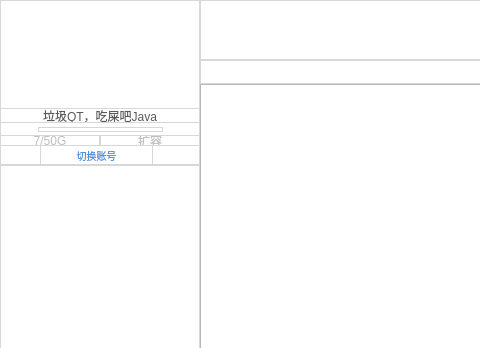
Qt form src/controller/mainwindow.ui (iMageChans/HalalCloud) before a commit; both pictures show x 0 to 480 and y 0 to 348 of the 980 by 700 pixel window.
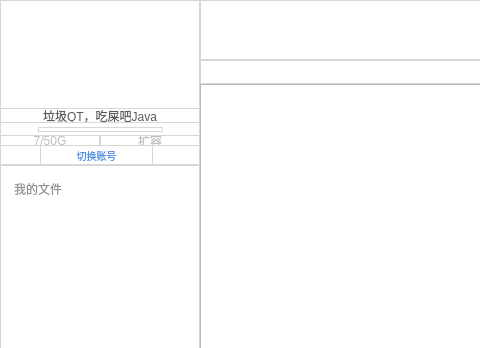
The same form after that commit. Icons and pictures are not drawn.

```diff
--- a/src/controller/mainwindow.ui
+++ b/src/controller/mainwindow.ui
@@ -217,6 +217,24 @@
 background:rgb(255, 255, 255);
 </string>
     </property>
+    <widget class="QLabel" name="label_4">
+     <property name="geometry">
+      <rect>
+       <x>14</x>
+       <y>15</y>
+       <width>50</width>
+       <height>17</height>
+      </rect>
+     </property>
+     <property name="styleSheet">
+      <string notr="true">font: 12pt &quot;PingFangSC-Regular&quot;;
+color:#919191;
+border:none;</string>
+     </property>
+     <property name="text">
+      <string>我的文件</string>
+     </property>
+    </widget>
    </widget>
    <widget class="QWidget" name="widget_3" native="true">
     <property name="geometry">
```
Left out of the diff: 10 changed lines with no effect on the pictures.
